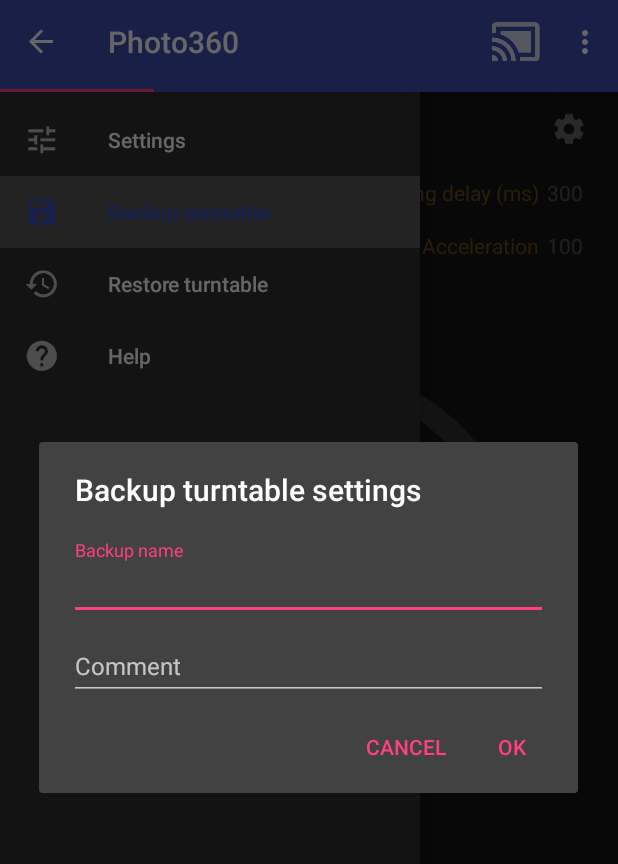
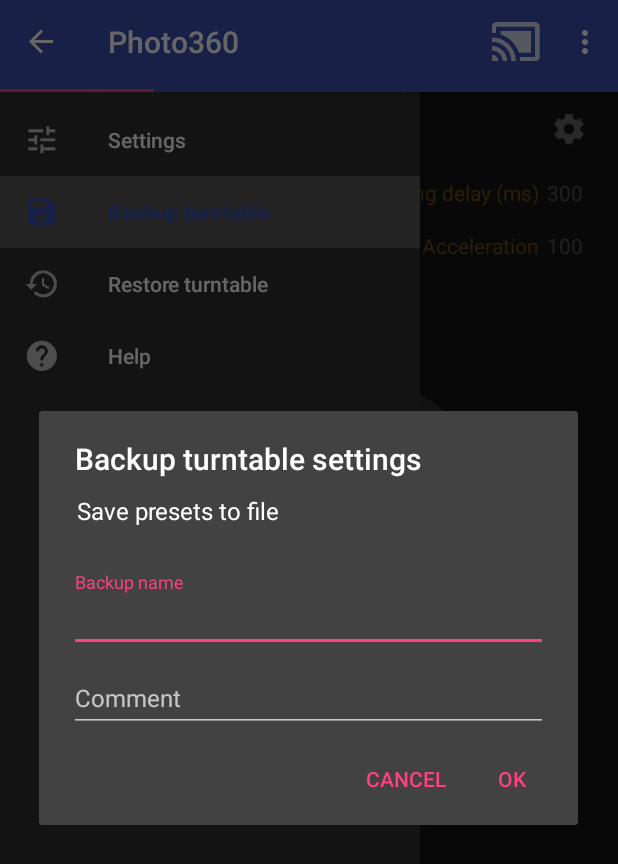
Before and after one commit to AndreiRadchenko/Android_Photo360, an Android app: the screen it shows after launch (MainActivity), in the side drawer, after a tap on "Backup turntable", on a phone screen of 412 x 824 dp. Shown: the top 864 px of the screen. Run offline under Robolectric (Android 15) with nearby library versions, the phone set to English and light mode, and no system bars; our stand-ins replace EventBus; libraries missing offline, so code that uses them is left out: kotlin.coroutines.experimental, kotlinx.coroutines.experimental, org.java_websocket, org.java_websocket.client, org.java_websocket.drafts and 2 more; 2 statements that could not run were skipped.

Commit message:
implement save preset to file in Backup async task + alert message in dialog when no name entered

```diff
--- a/app/src/main/java/unidesign/photo360/BackupRestore/BackupDialog.kt
+++ b/app/src/main/java/unidesign/photo360/BackupRestore/BackupDialog.kt
@@ -8,7 +8,11 @@ import android.os.Bundle
 import android.support.v4.app.DialogFragment
 import android.support.v7.app.AlertDialog
 import android.util.Log
+import android.util.TypedValue
+import android.view.View
+import android.view.inputmethod.InputMethodManager
 import android.widget.EditText
+import android.widget.TextView
 import unidesign.photo360.R
 
 /**
@@ -19,6 +23,9 @@ class BackupDialog : DialogFragment() {
 
     // Use this instance of the interface to deliver action events
     lateinit internal var mListener: NoticeDialogListener
+    lateinit internal var msg: TextView
+    lateinit internal var eComment: EditText
+    lateinit internal var eName: EditText
 
     /* The activity that creates an instance of this dialog fragment must
 * implement this interface in order to receive event callbacks.
@@ -53,22 +60,61 @@ class BackupDialog : DialogFragment() {
         // Pass null as the parent view because its going in the dialog layout
 
         val dialogView = inflater.inflate(R.layout.dialog_backup, null)
-        val eComment = dialogView.findViewById(R.id.backup_comment) as EditText
-        val eName = dialogView.findViewById(R.id.backup_name) as EditText
+        eComment = dialogView.findViewById(R.id.backup_comment) as EditText
+        eName = dialogView.findViewById(R.id.backup_name) as EditText
+        msg = dialogView.findViewById(R.id.backup_message) as TextView
+        msg.setText(R.string.dialog_def_msg)
+//        eName.showKeyboard()
 
         builder.setView(dialogView)
 
         builder.setTitle(resources.getString(R.string.backupDialogTitle))
                 //.setMessage(time_name)
                 // Add action buttons
-                .setPositiveButton(android.R.string.ok) { dialog, id ->
-                    // sign in the user ...
-                    //RN_USSD.drawer.closeDrawer(Gravity.LEFT, false);
-                    mListener.onDialogPositiveClick(this@BackupDialog, eName.text.toString(),
-                            eComment.text.toString())
+                .setPositiveButton(android.R.string.ok) { dialog, id -> null
+/*                    mListener.onDialogPositiveClick(this@BackupDialog, eName.text.toString(),
+                            eComment.text.toString())*/
                 }
                 .setNegativeButton(android.R.string.cancel) { dialog, id -> mListener.onDialogNegativeClick(this@BackupDialog) }
         return builder.create()
+    }
+
+    override fun onResume() {
+        super.onResume()
+        eName.showKeyboard()
+        val alertDialog = dialog as AlertDialog
+        val okButton = alertDialog.getButton(AlertDialog.BUTTON_POSITIVE)
+        okButton.setOnClickListener(object : View.OnClickListener {
+            override fun onClick(v: View) {
+                mListener.onDialogPositiveClick(this@BackupDialog, eName.text.toString(),
+                        eComment.text.toString())
+            }
+        })
+    }
+
+    internal fun setMessage(message: String) {
+        msg.text = message
+        val typedValue = TypedValue()
+        val colorObtained = activity!!.theme.resolveAttribute(R.attr.colorAccent, typedValue, true)
+        //        Log.d("Dialog setMessage()", "boolean colorObtained = " + colorObtained);
+        //        Log.d("Dialog setMessage()", "typedValue.type = " + typedValue.type);
+        //        Log.d("Dialog setMessage()", "typedValue.data = " + typedValue.data);
+        //        Log.d("Dialog setMessage()", "typedValue.string = " + typedValue.string);
+        msg.setTextColor(typedValue.data)
+        //msg.setTextColor(getResources().getColor(R.color.colorAccent));
+    }
+
+    internal fun resetMessage() {
+        msg.setText(R.string.dialog_def_msg)
+        val typedValue = TypedValue()
+        activity!!.theme.resolveAttribute(android.R.attr.colorForeground, typedValue, true)
+        msg.setTextColor(typedValue.data)
+    }
+
+    fun View.showKeyboard() {
+        this.requestFocus()
+        val inputMethodManager = activity?.getSystemService(Context.INPUT_METHOD_SERVICE) as InputMethodManager
+        inputMethodManager.showSoftInput(this, InputMethodManager.SHOW_FORCED)
     }
 
     companion object {
--- a/app/src/main/res/layout/dialog_backup.xml
+++ b/app/src/main/res/layout/dialog_backup.xml
@@ -5,6 +5,22 @@
     android:layout_width="match_parent"
     android:layout_height="match_parent"
     android:orientation="vertical">
+
+    <TextView
+        android:id="@+id/backup_message"
+        style="@style/AlertDialog.AppCompat"
+        android:layout_width="match_parent"
+        android:layout_height="wrap_content"
+        android:layout_marginBottom="10dp"
+        android:layout_marginHorizontal="10dp"
+        android:layout_marginTop="10dp"
+        android:hint="@string/comment"
+        android:paddingLeft="15dp"
+        android:paddingStart="15dp"
+
+        android:textSize="16sp">
+
+    </TextView>
 
     <android.support.design.widget.TextInputLayout
         android:layout_width="match_parent"
@@ -22,6 +38,7 @@
             android:layout_width="match_parent"
             android:layout_height="wrap_content"
             android:hint="@string/backup_name"
+            android:inputType="text"
             android:textSize="16sp">
 
             <requestFocus></requestFocus>
--- a/app/src/main/res/values/strings.xml
+++ b/app/src/main/res/values/strings.xml
@@ -35,6 +35,8 @@
     <string name="no_sdcard">External SD card is inaccessible</string>
     <string name="Backup_sucsess">Backup %1$s is added</string>
     <string name="Enter_file_name">Enter backup file name</string>
+    <string name="dialog_def_msg">Save presets to file</string>
+    <string name="enter_backup_name">Please, enter backup file name</string>
 
     <string-array name="shootingmode_array">
         <item>Interval</item>
```
Also changed, not shown: app/src/main/java/unidesign/photo360/MainActivity.kt (+13 -1 lines).
